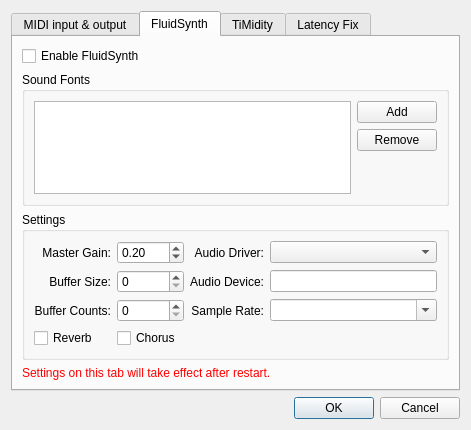
Old version of the form src/GuiMidiSetupDialog.ui in the repository pianobooster/PianoBooster.
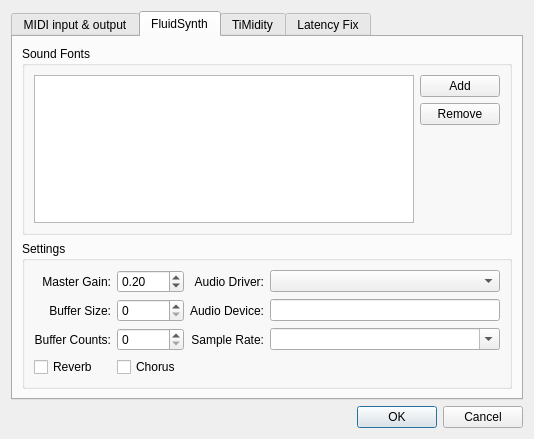
New version of the form.

What changed in the file:
```diff
--- a/src/GuiMidiSetupDialog.ui
+++ b/src/GuiMidiSetupDialog.ui
@@ -6,8 +6,8 @@
    <rect>
     <x>0</x>
     <y>0</y>
-    <width>471</width>
-    <height>430</height>
+    <width>534</width>
+    <height>439</height>
    </rect>
   </property>
   <property name="windowTitle">
@@ -130,13 +130,6 @@
        <string notr="true">FluidSynth</string>
       </attribute>
       <layout class="QVBoxLayout" name="verticalLayout_3">
-       <item>
-        <widget class="QCheckBox" name="enableFluidSynth">
-         <property name="text">
-          <string>Enable FluidSynth</string>
-         </property>
-        </widget>
-       </item>
        <item>
         <widget class="QGroupBox" name="groupBox_3">
          <property name="title">
@@ -315,50 +308,6 @@
          </layout>
         </widget>
        </item>
-       <item>
-        <widget class="QLabel" name="label_5">
-         <property name="palette">
-          <palette>
-           <active>
-            <colorrole role="WindowText">
-             <brush brushstyle="SolidPattern">
-              <color alpha="255">
-               <red>255</red>
-               <green>0</green>
-               <blue>0</blue>
-              </color>
-             </brush>
-            </colorrole>
-           </active>
-           <inactive>
-            <colorrole role="WindowText">
-             <brush brushstyle="SolidPattern">
-              <color alpha="255">
-               <red>255</red>
-               <green>0</green>
-               <blue>0</blue>
-              </color>
-             </brush>
-            </colorrole>
-           </inactive>
-           <disabled>
-            <colorrole role="WindowText">
-             <brush brushstyle="SolidPattern">
-              <color alpha="255">
-               <red>160</red>
-               <green>162</green>
-               <blue>162</blue>
-              </color>
-             </brush>
-            </colorrole>
-           </disabled>
-          </palette>
-         </property>
-         <property name="text">
-          <string>Settings on this tab will take effect after restart.</string>
-         </property>
-        </widget>
-       </item>
       </layout>
      </widget>
      <widget class="QWidget" name="tab_4">
```
Left out of the diff: 44 changed lines with no effect on the pictures.
